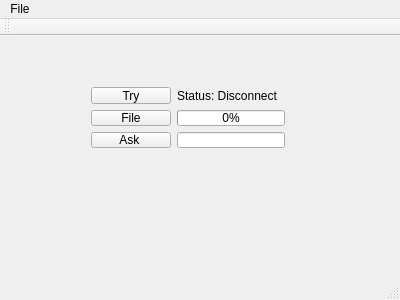
lisitsynSA/inter, file HOST_QT/mainwindow.ui: the form before one commit.
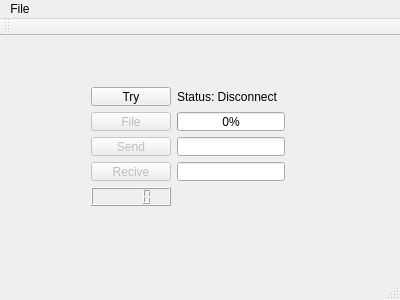
The form after the commit.

Commit message: [HOST][FIX+FEAT] Copy first version of hid.cpp/h and create send/recv interface

Diff of the .ui file:
```diff
--- a/HOST_QT/mainwindow.ui
+++ b/HOST_QT/mainwindow.ui
@@ -20,10 +20,37 @@
       <x>80</x>
       <y>40</y>
       <width>216</width>
-      <height>83</height>
+      <height>141</height>
      </rect>
     </property>
     <layout class="QGridLayout" name="gridLayout">
+     <item row="3" column="0">
+      <widget class="QPushButton" name="recvButton">
+       <property name="enabled">
+        <bool>false</bool>
+       </property>
+       <property name="text">
+        <string>Recive</string>
+       </property>
+      </widget>
+     </item>
+     <item row="0" column="1">
+      <widget class="QLabel" name="statusLabel">
+       <property name="text">
+        <string>Status: Disconnect</string>
+       </property>
+      </widget>
+     </item>
+     <item row="3" column="1">
+      <widget class="QLineEdit" name="recvLineEdit">
+       <property name="enabled">
+        <bool>true</bool>
+       </property>
+       <property name="readOnly">
+        <bool>true</bool>
+       </property>
+      </widget>
+     </item>
      <item row="0" column="0">
       <widget class="QPushButton" name="tryButton">
        <property name="maximumSize">
@@ -42,6 +69,9 @@
      </item>
      <item row="1" column="0">
       <widget class="QPushButton" name="fileButton">
+       <property name="enabled">
+        <bool>false</bool>
+       </property>
        <property name="maximumSize">
         <size>
          <width>100</width>
@@ -54,16 +84,12 @@
       </widget>
      </item>
      <item row="2" column="0">
-      <widget class="QPushButton" name="askButton">
-       <property name="text">
-        <string>Ask </string>
+      <widget class="QPushButton" name="sendButton">
+       <property name="enabled">
+        <bool>false</bool>
        </property>
-      </widget>
-     </item>
-     <item row="0" column="1">
-      <widget class="QLabel" name="statusLabel">
        <property name="text">
-        <string>Status: Disconnect</string>
+        <string>Send</string>
        </property>
       </widget>
      </item>
@@ -75,12 +101,22 @@
       </widget>
      </item>
      <item row="2" column="1">
-      <widget class="QLineEdit" name="lineEdit">
+      <widget class="QLineEdit" name="sendLineEdit">
        <property name="enabled">
         <bool>true</bool>
        </property>
        <property name="readOnly">
-        <bool>true</bool>
+        <bool>false</bool>
+       </property>
+      </widget>
+     </item>
+     <item row="4" column="0">
+      <widget class="QLCDNumber" name="recvNumber">
+       <property name="maximumSize">
+        <size>
+         <width>16777215</width>
+         <height>50</height>
+        </size>
        </property>
       </widget>
      </item>
```
The commit also changes 6 other files.
